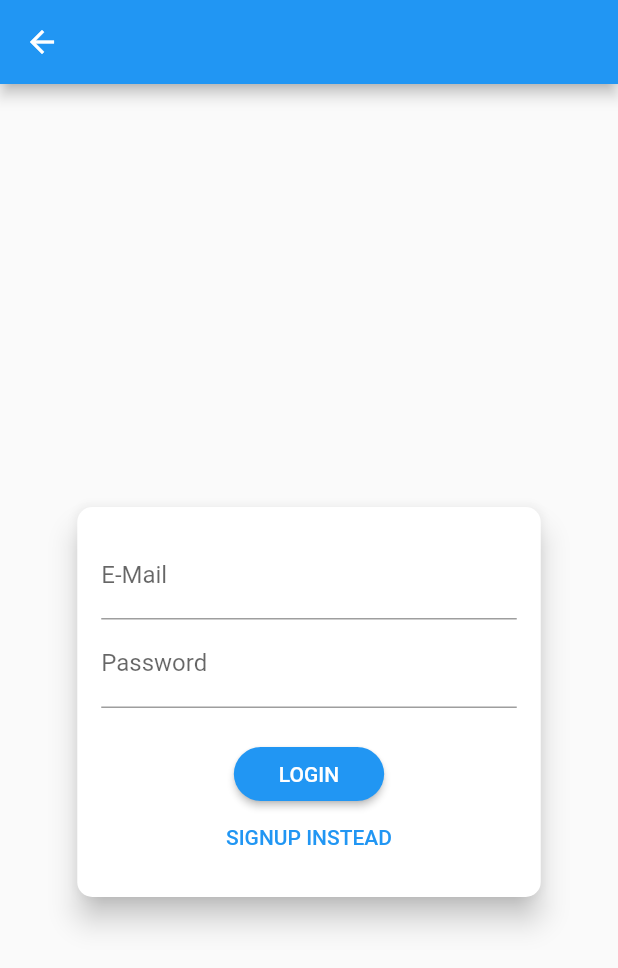
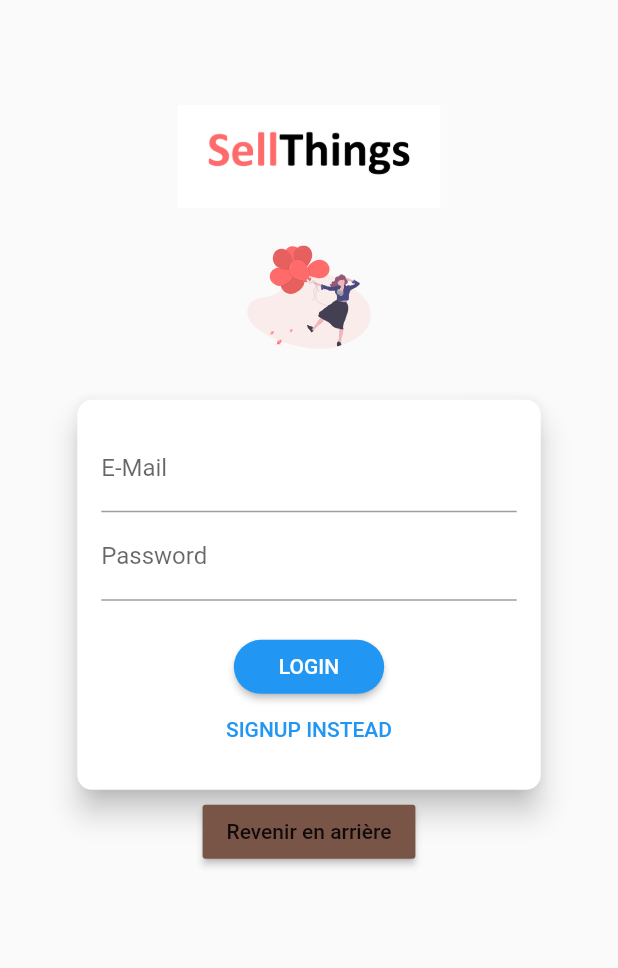
Before and after one commit to BLKKKBVSIK/FlutterTraining-Sellthings, a Flutter app: the screen it shows after launch, after a tap on "SE CONNECTER / S'INSCRIRE", on a phone screen of 412 x 824 dp. Shown: the top 968 px of the screen. Run offline on Flutter 3.47's test engine with Material 2 defaults, Android fonts, the phone set to English and light mode, and no system bars; our stand-ins replace carousel_slider, firebase_auth, flutter_svg; missing offline and left inert: infinite_widgets; accounts and stored records are empty.

Commit message:
register screen styling

```diff
--- a/lib/screens/authenticate/register.dart
+++ b/lib/screens/authenticate/register.dart
@@ -1,4 +1,6 @@
+import 'package:bvsik/config/app_config.dart';
 import 'package:flutter/material.dart';
+import 'package:flutter_svg/svg.dart';
 
 enum AuthMode { Signup, Login }
 
@@ -11,27 +13,48 @@ class AuthScreen extends StatelessWidget {
     // final transformConfig = Matrix4.rotationZ(-8 * pi / 180);
     // transformConfig.translate(-10.0);
     return Scaffold(
-      appBar: AppBar(),
+      //appBar: AppBar(),
       // resizeToAvoidBottomInset: false,
-      body: Stack(
+      body: Center(
+        child: Column(
           children: <Widget>[
-          SingleChildScrollView(
+            Container(
+              margin: EdgeInsets.only(top: 70),
+              width: 175,
+              color: Colors.white,
               child: Container(
-              height: deviceSize.height,
-              width: deviceSize.width,
-              child: Column(
-                mainAxisAlignment: MainAxisAlignment.center,
-                crossAxisAlignment: CrossAxisAlignment.center,
-                children: <Widget>[
+                  child: Image.asset(
+                'assets/logo.png',
+              )),
+            ),
+            Padding(
+              padding: const EdgeInsets.only(top: 25.0),
+              child: Container(
+                child: Hero(
+                  tag: 'registerSVG',
+                  child: SvgPicture.asset(
+                    'assets/register.svg',
+                    width: MediaQuery.of(context).size.width * 0.2,
+                  ),
+                ),
+              ),
+            ),
+            SizedBox(
+              height: 30,
+            ),
             Flexible(
               flex: deviceSize.width > 600 ? 2 : 1,
               child: AuthCard(),
             ),
+            RaisedButton(
+              color: Colors.brown,
+              child: Text("Revenir en arrière"),
+              onPressed: () {
+                Navigator.of(context).pop();
+              },
+            )
           ],
         ),
-            ),
-          ),
-        ],
       ),
     );
   }
--- a/lib/screens/authenticate/social_signin.dart
+++ b/lib/screens/authenticate/social_signin.dart
@@ -52,9 +52,12 @@ class _SignInState extends State<SignIn> {
                 Padding(
                   padding: const EdgeInsets.only(top: 25.0),
                   child: Container(
-                    child: SvgPicture.asset(
-                      'assets/register.svg',
-                      width: MediaQuery.of(context).size.width * 0.6,
+                    child: Hero(
+                      tag: 'registerSVG',
+                      child: SvgPicture.asset(
+                        'assets/register.svg',
+                        width: MediaQuery.of(context).size.width * 0.6,
+                      ),
                     ),
                   ),
                 ),
```
Also changed, not shown: 3 other files. Lines whose indentation alone changed are shown as unchanged.
